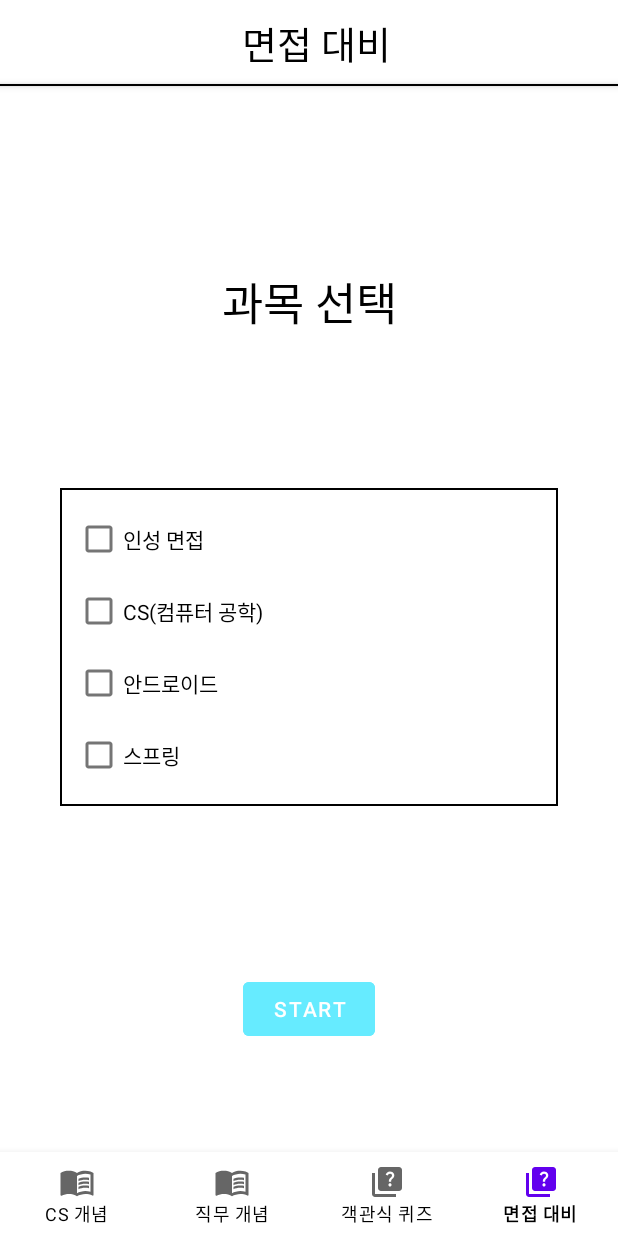
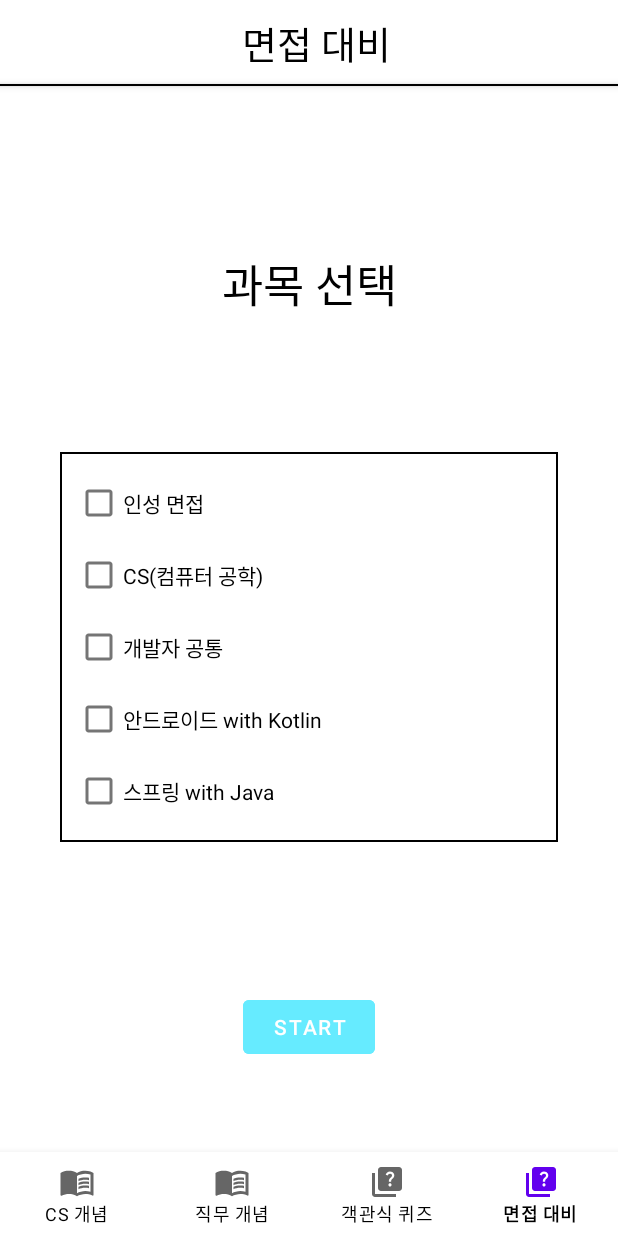
Before and after one commit to chlqudco/ThinkIT, an Android app: the SubjectiveQuizChoiceFragment screen opened through its navigation route, on a phone screen of 412 x 824 dp. Run offline under Robolectric (Android 15) with nearby library versions, the phone set to English and light mode, and no system bars; our stand-ins replace navigation-ui; 8 statements that could not run were skipped.

Commit message:
1. 개발자 공통 면접 과목 추가 2. 면접 답변 및 개념 화면 오류 수정 3. 면접 답변 창 스크롤 기능 추가

```diff
--- a/app/src/main/java/com/chlqudco/develop/thinkit/data/network/ConceptApiService.kt
+++ b/app/src/main/java/com/chlqudco/develop/thinkit/data/network/ConceptApiService.kt
@@ -5,13 +5,14 @@ import com.chlqudco.develop.thinkit.data.response.KeywordsResponse
 import com.chlqudco.develop.thinkit.data.response.MultipleChoiceQuizResponse
 import retrofit2.Response
 import retrofit2.http.GET
+import retrofit2.http.Path
 import retrofit2.http.Query
 
 interface ConceptApiService {
 
-    @GET("/api/keywords")
+    @GET("/api/keywords/{subject}")
     suspend fun getKeywords(
-        @Query("subject") subject: String
+        @Path("subject") subject: String
     ) : Response<KeywordsResponse>
 
     @GET("/api/concepts")
--- a/app/src/main/java/com/chlqudco/develop/thinkit/presentation/quiz/subjective/choice/SubjectiveQuizChoiceFragment.kt
+++ b/app/src/main/java/com/chlqudco/develop/thinkit/presentation/quiz/subjective/choice/SubjectiveQuizChoiceFragment.kt
@@ -10,6 +10,7 @@ import com.chlqudco.develop.thinkit.presentation.quiz.subjective.quiz.Subjective
 import com.chlqudco.develop.thinkit.utility.AppKey.KEYWORD_ANDROID
 import com.chlqudco.develop.thinkit.utility.AppKey.KEYWORD_ATTITUDE
 import com.chlqudco.develop.thinkit.utility.AppKey.KEYWORD_CS
+import com.chlqudco.develop.thinkit.utility.AppKey.KEYWORD_DEVELOPER
 import com.chlqudco.develop.thinkit.utility.AppKey.KEYWORD_SPRING
 import com.chlqudco.develop.thinkit.utility.AppKey.QUIZ_SUBJECT_LIST
 import org.koin.android.ext.android.inject
@@ -38,6 +39,7 @@ internal class SubjectiveQuizChoiceFragment : BaseFragment<SubjectiveQuizChoiceV
 
             if (binding.FragmentQuizChoiceAttitudeCheckBox.isChecked) { subjectList.add(KEYWORD_ATTITUDE) }
             if (binding.FragmentQuizChoiceCSCheckBox.isChecked) { subjectList.add(KEYWORD_CS) }
+            if (binding.FragmentQuizChoiceDeveloperCheckBox.isChecked) { subjectList.add(KEYWORD_DEVELOPER) }
             if (binding.FragmentQuizChoiceAndroidCheckBox.isChecked) { subjectList.add(KEYWORD_ANDROID) }
             if (binding.FragmentQuizChoiceSpringCheckBox.isChecked) { subjectList.add(KEYWORD_SPRING) }
 
--- a/app/src/main/java/com/chlqudco/develop/thinkit/utility/AppKey.kt
+++ b/app/src/main/java/com/chlqudco/develop/thinkit/utility/AppKey.kt
@@ -15,6 +15,7 @@ object AppKey {
 
     const val KEYWORD_ATTITUDE = "인성"
     const val KEYWORD_CS = "CS"
+    const val KEYWORD_DEVELOPER = "개발자 공통"
 
     const val QUIZ_SUBJECT_LIST = "QuizSubjectList"
 
--- a/app/src/main/res/layout/fragment_subjective_quiz_choice.xml
+++ b/app/src/main/res/layout/fragment_subjective_quiz_choice.xml
@@ -53,17 +53,24 @@
             tools:ignore="HardcodedText" />
 
         <CheckBox
+            android:id="@+id/FragmentQuizChoiceDeveloperCheckBox"
+            android:layout_width="match_parent"
+            android:layout_height="wrap_content"
+            android:text="개발자 공통"
+            tools:ignore="HardcodedText" />
+
+        <CheckBox
             android:id="@+id/FragmentQuizChoiceAndroidCheckBox"
             android:layout_width="match_parent"
             android:layout_height="wrap_content"
-            android:text="안드로이드"
+            android:text="안드로이드 with Kotlin"
             tools:ignore="HardcodedText" />
 
         <CheckBox
             android:id="@+id/FragmentQuizChoiceSpringCheckBox"
             android:layout_width="match_parent"
             android:layout_height="wrap_content"
-            android:text="스프링"
+            android:text="스프링 with Java"
             tools:ignore="HardcodedText" />
 
     </LinearLayout>
```
Also changed, not shown: app/src/main/java/com/chlqudco/develop/thinkit/presentation/quiz/subjective/quiz/SubjectiveQuizActivity.kt (+5 -4 lines), app/src/main/res/layout/activity_subjective_quiz.xml (+19 -9 lines).
